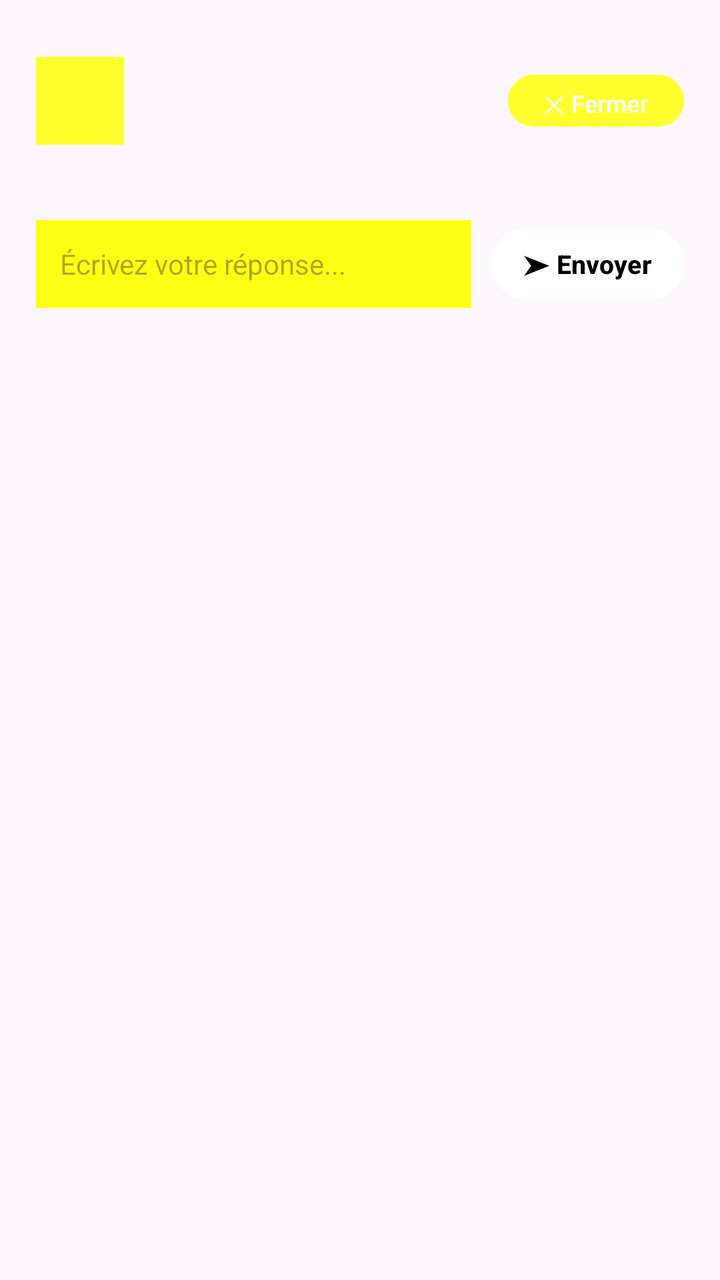
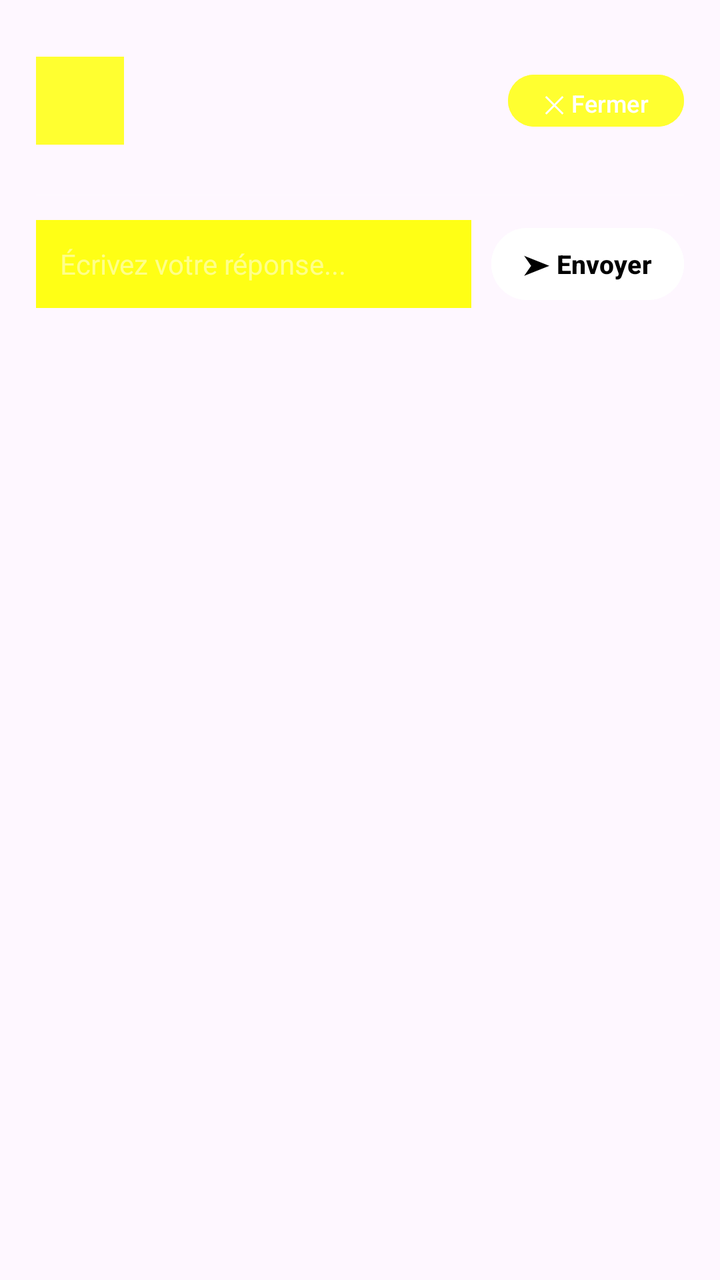

Compare the two renders of this Android layout. The source of the first and the diff that turns it into the second are given below.
<!-- AndroidManifest.xml: application theme Theme.Luncher -->
<!-- res/layout/popup_notification.xml -->
<?xml version="1.0" encoding="utf-8"?>
<LinearLayout xmlns:android="http://schemas.android.com/apk/res/android"
    android:layout_width="match_parent"
    android:layout_height="wrap_content"
    android:orientation="vertical"
    android:padding="18dp"
    android:layout_marginBottom="14dp"
    android:elevation="32dp">

    
    <LinearLayout
        android:layout_width="match_parent"
        android:layout_height="wrap_content"
        android:orientation="horizontal"
        android:gravity="center_vertical">

        <LinearLayout
            android:layout_width="44dp"
            android:layout_height="44dp"
            android:background="#FFFFFF30"
            android:gravity="center"
            android:layout_marginEnd="14dp">
            
            <ImageView
                android:id="@+id/notif_icon"
                android:layout_width="24dp"
                android:layout_height="24dp"
                android:tint="#FFFFFF"/>
        </LinearLayout>

        <LinearLayout
            android:layout_width="0dp"
            android:layout_height="wrap_content"
            android:layout_weight="1"
            android:orientation="vertical">

            <TextView
                android:id="@+id/notif_title"
                android:layout_width="match_parent"
                android:layout_height="wrap_content"
                android:textSize="15sp"
                android:textStyle="bold"
                android:textColor="#FFFFFF"/>

            <TextView
                android:id="@+id/notif_sender"
                android:layout_width="match_parent"
                android:layout_height="wrap_content"
                android:textSize="13sp"
                android:textColor="#F0FFFFFF"
                android:layout_marginTop="2dp"/>

            <TextView
                android:id="@+id/notif_content"
                android:layout_width="match_parent"
                android:layout_height="wrap_content"
                android:textSize="14sp"
                android:textColor="#E0FFFFFF"
                android:layout_marginTop="6dp"
                android:maxLines="4"
                android:ellipsize="end"/>
        </LinearLayout>

        <Button
            android:id="@+id/btn_close"
            android:layout_width="wrap_content"
            android:layout_height="34dp"
            android:text="✕ Fermer"
            android:textSize="12sp"
            android:backgroundTint="#FFFFFF30"
            android:textColor="#FFFFFF"
            android:paddingStart="14dp"
            android:paddingEnd="14dp"
            android:layout_marginStart="8dp"
            android:elevation="0dp"/>
    </LinearLayout>

    
    <View
        android:layout_width="match_parent"
        android:layout_height="1dp"
        android:background="#20FFFFFF"
        android:layout_marginTop="14dp"
        android:layout_marginBottom="12dp"/>

    
    <LinearLayout
        android:layout_width="match_parent"
        android:layout_height="wrap_content"
        android:orientation="horizontal"
        android:gravity="center_vertical">

        <EditText
            android:id="@+id/et_reply"
            android:layout_width="0dp"
            android:layout_height="wrap_content"
            android:layout_weight="1"
            android:hint="Écrivez votre réponse..."
            android:textSize="14sp"
            android:minHeight="44dp"
            android:maxLines="3"
            android:background="#FFFFFF15"
            android:textColor="#FFFFFF"
            android:textCursorDrawable="@null"
            android:padding="12dp"
            android:hintTextColor="#80FFFFFF"/>

        <Button
            android:id="@+id/btn_send_reply"
            android:layout_width="wrap_content"
            android:layout_height="44dp"
            android:text="➤ Envoyer"
            android:textSize="13sp"
            android:backgroundTint="#FFFFFF"
            android:textColor="#000000"
            android:layout_marginStart="10dp"
            android:paddingStart="16dp"
            android:paddingEnd="16dp"
            android:textStyle="bold"/>
    </LinearLayout>

</LinearLayout>
<!-- resources referenced by this layout -->
<resources>
  <style name="Theme.Luncher" parent="Theme.Material3.DayNight.NoActionBar">
          <item name="android:statusBarColor">#F5F7FA</item>
      </style>
</resources>

<!-- the commit's change to res/layout/popup_notification.xml (unified diff, before → after) -->
@@ -101,9 +101,9 @@
             android:maxLines="3"
             android:background="#FFFFFF15"
             android:textColor="#FFFFFF"
+            android:textColorHint="#80FFFFFF"
             android:textCursorDrawable="@null"
-            android:padding="12dp"
-            android:hintTextColor="#80FFFFFF"/>
+            android:padding="12dp"/>
 
         <Button
             android:id="@+id/btn_send_reply"
